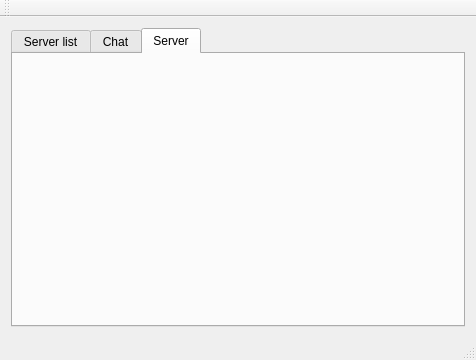
First picture: the form in MainWindow.ui, repository lexanihrom/IsitMessenger, before the edit.
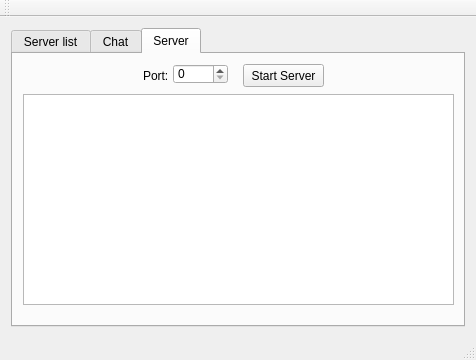
Second picture: the form after the edit. The open tabs and pages were chosen to show the change.

Commit message: Изменил заголовок и добавил во вкладку "Server" кнопку создание сервера и лог сервера

Diff of the .ui file:
```diff
--- a/MainWindow.ui
+++ b/MainWindow.ui
@@ -11,7 +11,10 @@
    </rect>
   </property>
   <property name="windowTitle">
-   <string>MainWindow</string>
+   <string>ISIT Messenger</string>
+  </property>
+  <property name="autoFillBackground">
+   <bool>false</bool>
   </property>
   <widget class="QWidget" name="centralWidget">
    <layout class="QGridLayout" name="gridLayout_2">
@@ -110,6 +113,55 @@
        <attribute name="title">
         <string>Server</string>
        </attribute>
+       <widget class="QTextEdit" name="textEdit">
+        <property name="geometry">
+         <rect>
+          <x>10</x>
+          <y>40</y>
+          <width>431</width>
+          <height>211</height>
+         </rect>
+        </property>
+       </widget>
+       <widget class="QPushButton" name="pushButton">
+        <property name="geometry">
+         <rect>
+          <x>230</x>
+          <y>10</y>
+          <width>81</width>
+          <height>23</height>
+         </rect>
+        </property>
+        <property name="text">
+         <string>Start Server</string>
+        </property>
+       </widget>
+       <widget class="QLabel" name="label_4">
+        <property name="geometry">
+         <rect>
+          <x>130</x>
+          <y>10</y>
+          <width>24</width>
+          <height>23</height>
+         </rect>
+        </property>
+        <property name="text">
+         <string>Port:</string>
+        </property>
+       </widget>
+       <widget class="QSpinBox" name="serverListPort_2">
+        <property name="geometry">
+         <rect>
+          <x>160</x>
+          <y>10</y>
+          <width>55</width>
+          <height>20</height>
+         </rect>
+        </property>
+        <property name="maximum">
+         <number>65535</number>
+        </property>
+       </widget>
       </widget>
      </widget>
     </item>
```
Left out of the diff: 20 changed lines with no effect on the pictures. The commit also changes 2 other files.
